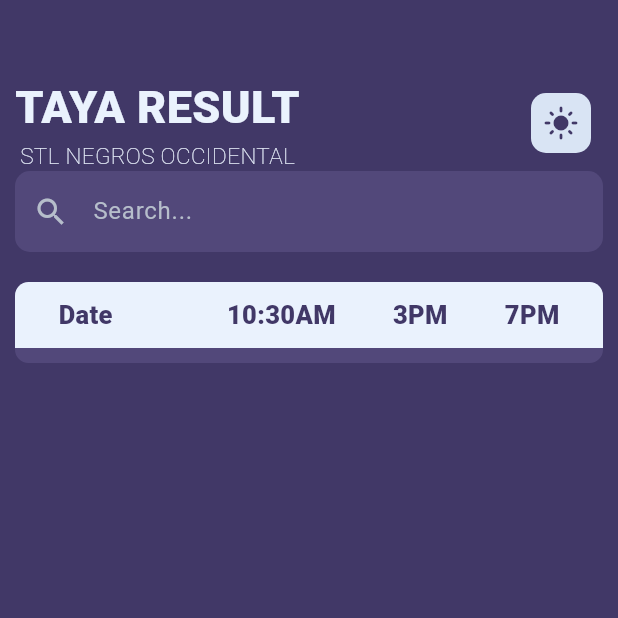
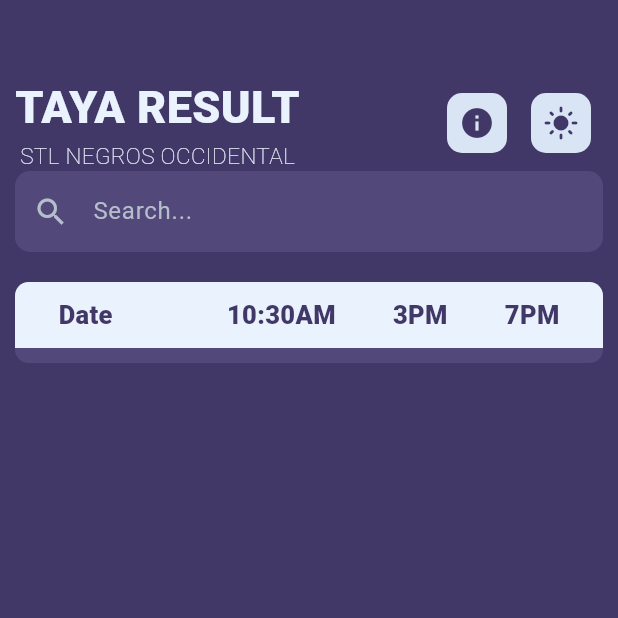
Before and after one commit to VannyCon/taya_result, a Flutter app: the screen it shows after launch, on a phone screen of 412 x 824 dp, the top half of it. Run offline on Flutter 3.47's test engine with Material 3 defaults, Android fonts, the light colour scheme and no system bars; our stand-ins replace cloud_firestore, connectivity, firebase_core, google_mobile_ads, shared_preferences; accounts and stored records are empty.

Commit message:
Update dependencies, add connectivity and shared_preferences packages, and modify main.dart and home_page.dart
The changes include updating the pubspec.lock and pubspec.yaml files to add the connectivity and shared_preferences packages. The main.dart file has been updated to use ConnectivityResult from the connectivity package instead of the previous DocumentSnapshot. The home_page.dart file has been modified to include a ReturnMainColumn function and a _showCreditsDialog function. Additionally, the Luancher widget in the same file has been changed to a StatefulWidget and now displays a message after 5 seconds.

The nointernet.dart file has been updated to use Connectivity() from the connectivity package to check for internet connectivity and navigate to MyHomePage if internet is available.

GeneratedPluginRegistrant.swift has also been updated to include ConnectivityPlugin, SharedPreferencesPlugin, and their dependencies.

```diff
--- a/lib/main.dart
+++ b/lib/main.dart
@@ -1,4 +1,5 @@
 import 'package:cloud_firestore/cloud_firestore.dart';
+import 'package:connectivity/connectivity.dart';
 import 'package:firebase_core/firebase_core.dart';
 import 'package:flutter/material.dart';
 import 'package:google_mobile_ads/google_mobile_ads.dart';
@@ -40,61 +41,7 @@ void loadAds() {
   );
 }
 
-void _showDeleteDialog(BuildContext context, String link) {
-  showDialog(
-    context: context,
-    builder: (BuildContext context) {
-      return Padding(
-        padding: const EdgeInsets.all(5),
-        child: AlertDialog(
-          title: const Text(
-            'Delete Data',
-            style: TextStyle(
-              fontSize: 15,
-            ),
-          ),
-          content: const SingleChildScrollView(
-            child: Column(
-              children: [
-                Text(
-                  'Are you Sure you want to Delete this?',
-                  style: TextStyle(
-                    fontSize: 17,
-                  ),
-                )
-              ],
-            ),
-          ),
-          actions: <Widget>[
-            TextButton(
-              onPressed: () {
-                Navigator.of(context).pop();
-              },
-              child: const Text(
-                'CANCEL',
-                style: TextStyle(
-                  color: Color(0xFF413867),
-                ),
-              ),
-            ),
-            ElevatedButton(
-              onPressed: () {
-                Navigator.of(context).pop();
-                print(link);
-              },
-              child: const Text('YES'),
-            ),
-          ],
-        ),
-      );
-    },
-  );
-}
-
 class MyApp extends StatelessWidget {
-  MyApp({Key? key}) : super(key: key);
-  bool hasInternet = true;
-
   @override
   Widget build(BuildContext context) {
     return MaterialApp(
@@ -106,37 +53,52 @@ class MyApp extends StatelessWidget {
       ),
       home: Builder(
         builder: (context) {
+          return FutureBuilder<ConnectivityResult>(
+            future: Connectivity().checkConnectivity(),
+            builder: (BuildContext context,
+                AsyncSnapshot<ConnectivityResult> snapshot) {
+              if (snapshot.connectionState == ConnectionState.waiting) {
+                // Show a loading indicator while waiting for connectivity check
+                return Center(child: CircularProgressIndicator());
+              } else if (snapshot.hasError) {
+                // Handle error if any
+                return Text('Error: ${snapshot.error}');
+              } else {
+                // Connectivity check is completed
+                final hasInternet = snapshot.data != ConnectivityResult.none;
+
+                // Proceed with Firebase initialization
+                Firebase.initializeApp().then((_) {
+                  // Initialize other services, load data, etc.
+                  loadAds();
+                });
+
                 return FutureBuilder<DocumentSnapshot>(
-            future:
-                FirebaseService.appStatus(), // Call the appStatus function here
+                  future: FirebaseService.appStatus(),
                   builder: (BuildContext context,
                       AsyncSnapshot<DocumentSnapshot> snapshot) {
                     if (snapshot.connectionState == ConnectionState.waiting) {
-                return Luancher(); // Show a loading indicator while waiting for data
+                      return Luancher();
                     } else if (snapshot.hasError) {
                       return Text('Error: ${snapshot.error}');
                     } else {
-                // Handle the snapshot data as per your requirement
                       DocumentSnapshot? data = snapshot.data;
                       if (data != null && data.exists) {
-                  // Document exists, handle the data
-                  String hasConstruction = data['UnderConstruction'].toString();
+                        String hasConstruction =
+                            data['UnderConstruction'].toString();
                         String forceUpdate = data['ForceUpdate'].toString();
                         String hasUpdate = data['Update'].toString();
                         String _link = data['updateLink'].toString();
-                  print('link: $_link');
 
-                  // Update the values of hasUpdate and hasConstruction
                         bool updateValue = hasUpdate.toLowerCase() == 'true';
                         bool constructionValue =
                             hasConstruction.toLowerCase() == 'true';
-                  bool forceUpdateValue = forceUpdate.toLowerCase() == 'true';
+                        bool forceUpdateValue =
+                            forceUpdate.toLowerCase() == 'true';
 
-                  // You can return widgets based on the data here if needed
                         if (!hasInternet) {
                           return NoInternetPage();
-                  } else {
-                    if (updateValue) {
+                        } else if (updateValue) {
                           return UpdateFoundPage();
                         } else if (constructionValue) {
                           return NotFoundPage();
@@ -147,19 +109,14 @@ class MyApp extends StatelessWidget {
                             title: 'Taya Result',
                           );
                         }
-                  }
-                } else {
-                  // Document does not exist or is empty
-                  print('Document does not exist');
-                  // You can return appropriate widgets here if needed
-                  if (!hasInternet) {
-                    return NoInternetPage();
                       } else {
                         return const MyHomePage(
                           title: 'Taya Result',
                         );
                       }
                     }
+                  },
+                );
               }
             },
           );
--- a/lib/pages/home_page.dart
+++ b/lib/pages/home_page.dart
@@ -2,6 +2,7 @@ import 'package:cloud_firestore/cloud_firestore.dart';
 import 'package:flutter/material.dart';
 import 'package:taya_result/firebase/firebase_service.dart';
 import 'package:taya_result/theme/theme.dart';
+import 'package:shared_preferences/shared_preferences.dart';
 
 class MyHomePage extends StatefulWidget {
   const MyHomePage({Key? key, required this.title}) : super(key: key);
@@ -20,21 +21,29 @@ class _MyHomePageState extends State<MyHomePage> {
   @override
   void initState() {
     super.initState();
+    _loadDarkModeStatus();
   }
 
   void _toggleDarkMode() {
     setState(() {
       _isDarkMode = !_isDarkMode;
+      _saveDarkModeStatus(
+          _isDarkMode); // Save the dark mode status when toggled
     });
   }
 
-  // Future<void> _launchURL(String url) async {
-  //   if (await canLaunch(url)) {
-  //     await launch(url);
-  //   } else {
-  //     throw 'Could not launch $url';
-  //   }
-  // }
+  Future<void> _loadDarkModeStatus() async {
+    SharedPreferences prefs = await SharedPreferences.getInstance();
+    setState(() {
+      // If there is no stored value, use true as default (dark mode)
+      _isDarkMode = prefs.getBool('darkMode') ?? true;
+    });
+  }
+
+  Future<void> _saveDarkModeStatus(bool isDarkMode) async {
+    SharedPreferences prefs = await SharedPreferences.getInstance();
+    await prefs.setBool('darkMode', isDarkMode);
+  }
 
   @override
   Widget build(BuildContext context) {
@@ -50,7 +59,7 @@ class _MyHomePageState extends State<MyHomePage> {
       ),
       child: Scaffold(
         backgroundColor: colorScheme.background,
-        body: Center(
+        body: SingleChildScrollView(
           child: Padding(
             padding: const EdgeInsets.all(10.0),
             child: Column(
@@ -82,6 +91,25 @@ class _MyHomePageState extends State<MyHomePage> {
                         ),
                       ],
                     ),
+                    Row(
+                      children: [
+                        IconButton(
+                          onPressed: () {
+                            _showCreditsDialog(context);
+                          },
+                          icon: Container(
+                            padding: const EdgeInsets.all(8.0),
+                            decoration: BoxDecoration(
+                              color: colorScheme.onSecondary,
+                              borderRadius: BorderRadius.circular(
+                                  10.0), // Adjust the border radius as needed
+                            ),
+                            child: Icon(
+                              Icons.info,
+                              color: colorScheme.onPrimary,
+                            ),
+                          ),
+                        ),
                         IconButton(
                           onPressed: _toggleDarkMode,
                           icon: Container(
@@ -99,6 +127,8 @@ class _MyHomePageState extends State<MyHomePage> {
                         ),
                       ],
                     ),
+                  ],
+                ),
                 TextField(
                   onChanged: (value) {
                     setState(() {
@@ -112,15 +142,16 @@ class _MyHomePageState extends State<MyHomePage> {
                     filled: true,
                     fillColor: colorScheme.surface,
                     border: OutlineInputBorder(
-                      borderRadius: BorderRadius.circular(
-                          10.0), // Set your desired border radius
-                      borderSide: BorderSide.none, // Remove the border color
+                      borderRadius: BorderRadius.circular(10.0),
+                      borderSide: BorderSide.none,
                     ),
                     contentPadding: const EdgeInsets.symmetric(
                       vertical: 15.0,
-                        horizontal: 16.0), // Adjust padding as needed
+                      horizontal: 16.0,
+                    ),
                   ),
                   style: TextStyle(color: colorScheme.outline),
+                  keyboardType: TextInputType.number, // Display numeric keypad
                 ),
                 const SizedBox(
                   height: 20,
@@ -141,29 +172,44 @@ class _MyHomePageState extends State<MyHomePage> {
                           return Center(
                               child: Text("Error: ${snapshot.error}"));
                         }
+
+                        // Assuming your Firestore documents have fields named 'Date', '10:30AM', '3PM', '7PM'
                         // Assuming your Firestore documents have fields named 'Date', '10:30AM', '3PM', '7PM'
                         var dataList = snapshot.data!.docs
                             .map((doc) => doc.data() as Map<String, dynamic>)
                             .toList();
+                        // Convert search text to upper case
+                        String searchText = _searchText.toUpperCase();
+                        // Remove hyphens from search text
+                        searchText = searchText.replaceAll('-', '');
+                        // Filter the dataList based on the preprocessed search text
                         dataList = dataList.where((note) {
-                          String datelower = note['Date'].toLowerCase();
-                          String dateupper = note['Date'].toUpperCase();
-                          String agalower = note['10:30AM'].toLowerCase();
-                          String agaupper = note['10:30AM'].toUpperCase();
-                          String udtolower = note['3PM'].toLowerCase();
-                          String udtoupper = note['3PM'].toUpperCase();
-                          String gabelower = note['7PM'].toLowerCase();
-                          String gabeupper = note['7PM'].toUpperCase();
-                          return datelower
-                                  .contains(_searchText.toLowerCase()) ||
-                              dateupper.contains(_searchText.toUpperCase()) ||
-                              agalower.contains(_searchText.toLowerCase()) ||
-                              agaupper.contains(_searchText.toUpperCase()) ||
-                              udtolower.contains(_searchText.toLowerCase()) ||
-                              udtoupper.contains(_searchText.toUpperCase()) ||
-                              gabelower.contains(_searchText.toLowerCase()) ||
-                              gabeupper.contains(_searchText.toUpperCase());
+                          final date = note['Date'] as String? ?? '';
+                          final time1 = note['10:30AM'] as String? ?? '';
+                          final time2 = note['3PM'] as String? ?? '';
+                          final time3 = note['7PM'] as String? ?? '';
+
+                          return date.contains(searchText) ||
+                              time1.replaceAll('-', '').contains(searchText) ||
+                              time2.replaceAll('-', '').contains(searchText) ||
+                              time3.replaceAll('-', '').contains(searchText);
                         }).toList();
+
+                        return ReturnMainColumn(colorScheme, dataList);
+                      },
+                    ),
+                  ),
+                ),
+              ],
+            ),
+          ),
+        ),
+      ),
+    );
+  }
+
+  Column ReturnMainColumn(
+      ColorScheme colorScheme, List<Map<String, dynamic>> dataList) {
     return Column(
       children: [
         Container(
@@ -171,8 +217,7 @@ class _MyHomePageState extends State<MyHomePage> {
           child: Padding(
             padding: const EdgeInsets.all(10.0),
             child: Row(
-                                  mainAxisAlignment:
-                                      MainAxisAlignment.spaceAround,
+              mainAxisAlignment: MainAxisAlignment.spaceAround,
               children: [
                 Text(
                   'Date',
@@ -212,16 +257,13 @@ class _MyHomePageState extends State<MyHomePage> {
           ),
         ),
         const SizedBox(
-                                height:
-                                    10), // Adjust the spacing between header and data rows
+            height: 10), // Adjust the spacing between header and data rows
         ...dataList
             .expand((data) => [
                   Padding(
-                                        padding: const EdgeInsets.fromLTRB(
-                                            0, 8, 0, 8),
+                    padding: const EdgeInsets.fromLTRB(0, 8, 0, 8),
                     child: Row(
-                                          mainAxisAlignment:
-                                              MainAxisAlignment.spaceAround,
+                      mainAxisAlignment: MainAxisAlignment.spaceAround,
                       children: [
                         Text(
                           data['Date'] ?? 'Unknown Date',
@@ -230,19 +272,19 @@ class _MyHomePageState extends State<MyHomePage> {
                           ),
                         ),
                         Text(
-                                              data['10:30AM'] ?? '',
+                          data['10:30AM'] ?? '---------',
                           style: TextStyle(
                             color: colorScheme.primary,
                           ),
                         ),
                         Text(
-                                              data['3PM'] ?? '',
+                          data['3PM'] ?? '---------',
                           style: TextStyle(
                             color: colorScheme.primary,
                           ),
                         ),
                         Text(
-                                              data['7PM'] ?? '',
+                          data['7PM'] ?? '---------',
                           style: TextStyle(
                             color: colorScheme.primary,
                           ),
@@ -252,8 +294,7 @@ class _MyHomePageState extends State<MyHomePage> {
                   ),
                   const Padding(
                     padding: EdgeInsets.all(8.0),
-                                        child: Divider(
-                                            height: 1, color: Colors.grey),
+                    child: Divider(height: 1, color: Colors.grey),
                   ),
                   const SizedBox(
                     height: 10,
@@ -262,15 +303,31 @@ class _MyHomePageState extends State<MyHomePage> {
             .toList(),
       ],
     );
+  }
+}
+
+void _showCreditsDialog(BuildContext context) {
+  showDialog(
+    context: context,
+    builder: (BuildContext context) {
+      return AlertDialog(
+        title: Text('Credits'),
+        content: Column(
+          mainAxisSize: MainAxisSize.min,
+          children: [
+            Text('Your Name'),
+            Text('Your Link'),
+          ],
+        ),
+        actions: [
+          TextButton(
+            onPressed: () {
+              Navigator.of(context).pop();
             },
-                    ),
-                  ),
+            child: Text('Close'),
           ),
         ],
-            ),
-          ),
-        ),
-      ),
+      );
+    },
   );
 }
-}
--- a/lib/pages/luncher.dart
+++ b/lib/pages/luncher.dart
@@ -1,8 +1,27 @@
+import 'dart:async';
+
 import 'package:flutter/material.dart';
 
-class Luancher extends StatelessWidget {
+class Luancher extends StatefulWidget {
   @override
+  State<Luancher> createState() => _LuancherState();
+}
+
+class _LuancherState extends State<Luancher> {
   Widget build(BuildContext context) {
+    bool _showText = false;
+
+    @override
+    void initState() {
+      super.initState();
+      // After 5 seconds, set _showText to true
+      Timer(const Duration(seconds: 5), () {
+        setState(() {
+          _showText = true;
+        });
+      });
+    }
+
     return MaterialApp(
       debugShowCheckedModeBanner: false,
       home: Scaffold(
@@ -10,22 +29,28 @@ class Luancher extends StatelessWidget {
           child: Column(
             mainAxisAlignment: MainAxisAlignment.center,
             children: [
-              Icon(
+              const Icon(
                 Icons.logo_dev_sharp,
                 size: 100,
                 color: Colors.blue,
               ),
-              SizedBox(height: 20),
-              Text(
+              const SizedBox(height: 20),
+              const Text(
                 'Welcome to my Appp',
                 style: TextStyle(fontSize: 20),
               ),
-              Text(
+              const Text(
                 'Wait for a few Seconds',
                 style: TextStyle(fontSize: 15),
               ),
-              CircularProgressIndicator(),
-              SizedBox(height: 10),
+              const CircularProgressIndicator(),
+              _showText
+                  ? const Text(
+                      'Please Check your Internet',
+                      style: TextStyle(fontSize: 15),
+                    )
+                  : Container(),
+              const SizedBox(height: 10),
             ],
           ),
         ),
```
Also changed, not shown: lib/pages/nointernet.dart (+19 -13 lines), pubspec.yaml (+4 -4 lines), pubspec.lock, 1 other file. Lines whose indentation alone changed are shown as unchanged.
